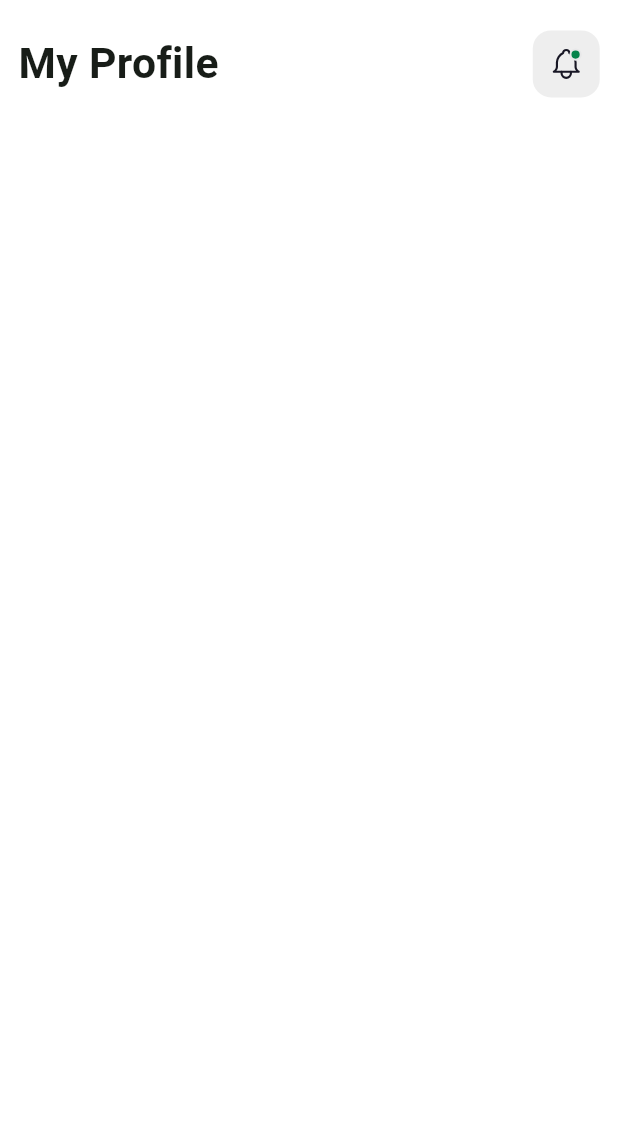
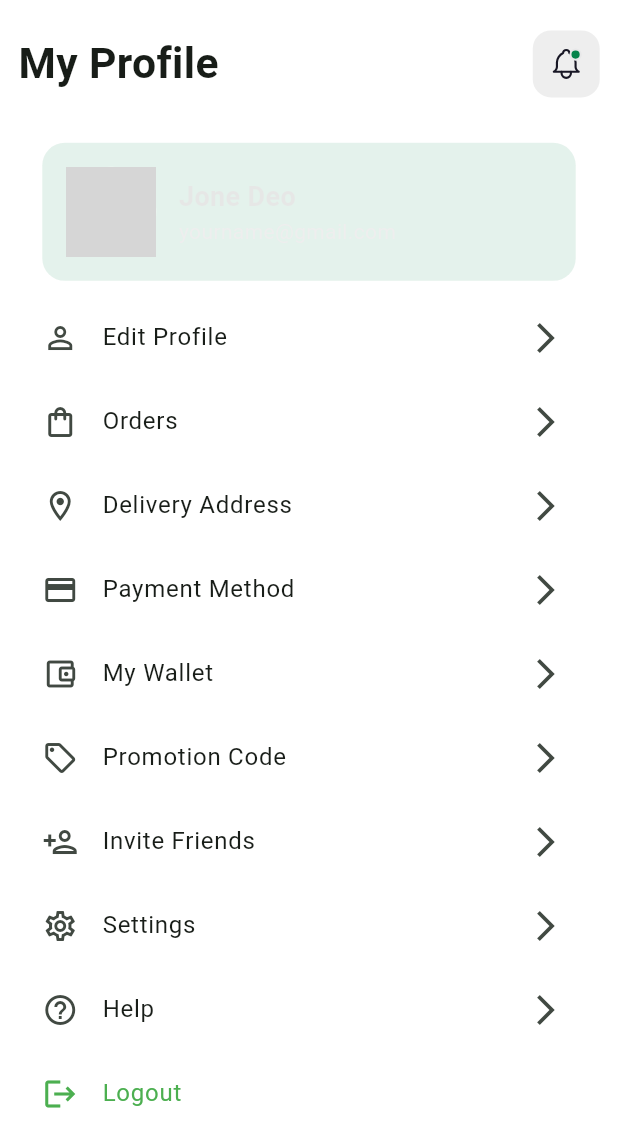
Before and after one commit to Apptesting7260/woye_userApp, a Flutter app: the MyProfileScreen screen opened directly, on a phone screen of 412 x 824 dp. Shown: the top 1147 px of the screen. Run offline on Flutter 3.47's test engine with Material 3 defaults, Android fonts, the phone set to English and light mode, and no system bars; our stand-ins replace connectivity_plus, country_code_picker, firebase_auth, firebase_core, flutter_screenutil, flutter_svg and 6 more; accounts and stored records are empty; Roboto replaces fonts that are missing (Gilroy); project files that could hold a hidden picture were left out; grey boxes are pictures that could not be loaded.

Commit message:
profile screen work

```diff
--- a/lib/presentation/Restaurants/Pages/My_profile/my_profile_screen.dart
+++ b/lib/presentation/Restaurants/Pages/My_profile/my_profile_screen.dart
@@ -18,6 +18,131 @@ class MyProfileScreen extends StatelessWidget {
 
             hBox(20),
 
+            // User Info Section
+            Opacity(
+              opacity: .1,
+              child: Container(
+                padding: EdgeInsets.all(16.0),
+                margin: EdgeInsets.symmetric(vertical: 10.0, horizontal: 16.0),
+                decoration: BoxDecoration(
+                  color: AppColors.primary,
+                  borderRadius: BorderRadius.circular(15.0),
+                ),
+                child: Row(
+                  children: [
+                    CircleAvatar(
+                      radius: 30,
+                      backgroundImage: AssetImage('assets/profile_picture.png'), // Replace with user's image
+                    ),
+                    SizedBox(width: 15.0),
+                    Column(
+                      crossAxisAlignment: CrossAxisAlignment.start,
+                      children: [
+                        Text(
+                          'Jone Deo',
+                          style: TextStyle(
+                            fontSize: 18.0,
+                            fontWeight: FontWeight.bold,
+                          ),
+                        ),
+                        Text(
+                          'yourname@gmail.com',
+                          style: TextStyle(
+                            fontSize: 14.0,
+                            color: Colors.grey[700],
+                          ),
+                        ),
+                      ],
+                    ),
+                  ],
+                ),
+              ),
+            ),
+            // Profile Options
+            ListTile(
+              leading: Icon(Icons.person_outline),
+              title: Text('Edit Profile'),
+              trailing: Icon(Icons.arrow_forward_ios),
+              onTap: () {
+                // Navigate to edit profile
+              },
+            ),
+            ListTile(
+              leading: Icon(Icons.shopping_bag_outlined),
+              title: Text('Orders'),
+              trailing: Icon(Icons.arrow_forward_ios),
+              onTap: () {
+                // Navigate to orders
+              },
+            ),
+            ListTile(
+              leading: Icon(Icons.location_on_outlined),
+              title: Text('Delivery Address'),
+              trailing: Icon(Icons.arrow_forward_ios),
+              onTap: () {
+                // Navigate to delivery address
+              },
+            ),
+            ListTile(
+              leading: Icon(Icons.credit_card_outlined),
+              title: Text('Payment Method'),
+              trailing: Icon(Icons.arrow_forward_ios),
+              onTap: () {
+                // Navigate to payment method
+              },
+            ),
+            ListTile(
+              leading: Icon(Icons.account_balance_wallet_outlined),
+              title: Text('My Wallet'),
+              trailing: Icon(Icons.arrow_forward_ios),
+              onTap: () {
+                // Navigate to wallet
+              },
+            ),
+            ListTile(
+              leading: Icon(Icons.local_offer_outlined),
+              title: Text('Promotion Code'),
+              trailing: Icon(Icons.arrow_forward_ios),
+              onTap: () {
+                // Navigate to promotion code
+              },
+            ),
+            ListTile(
+              leading: Icon(Icons.person_add_outlined),
+              title: Text('Invite Friends'),
+              trailing: Icon(Icons.arrow_forward_ios),
+              onTap: () {
+                // Navigate to invite friends
+              },
+            ),
+            ListTile(
+              leading: Icon(Icons.settings_outlined),
+              title: Text('Settings'),
+              trailing: Icon(Icons.arrow_forward_ios),
+              onTap: () {
+                // Navigate to settings
+              },
+            ),
+            ListTile(
+              leading: Icon(Icons.help_outline),
+              title: Text('Help'),
+              trailing: Icon(Icons.arrow_forward_ios),
+              onTap: () {
+                // Navigate to help
+              },
+            ),
+            // Logout Option
+            ListTile(
+              leading: Icon(Icons.logout, color: Colors.green),
+              title: Text(
+                'Logout',
+                style: TextStyle(color: Colors.green),
+              ),
+              onTap: () {
+                // Handle logout
+              },
+            ),
+
           ],
         ),
       ),
```
